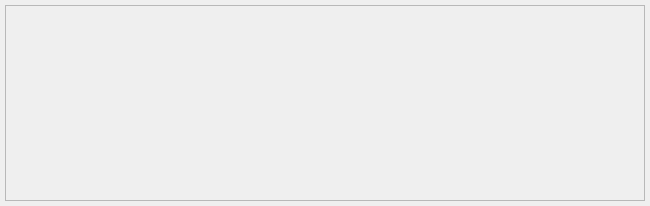
First picture: the form in ui/remix.ui, repository StarixWoS/ReMix, before the edit.
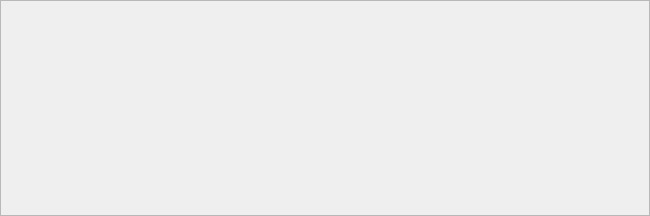
Second picture: the form after the edit.

Patch:
```diff
--- a/ui/remix.ui
+++ b/ui/remix.ui
@@ -7,19 +7,19 @@
     <x>0</x>
     <y>0</y>
     <width>650</width>
-    <height>206</height>
+    <height>216</height>
    </rect>
   </property>
   <property name="minimumSize">
    <size>
     <width>0</width>
-    <height>206</height>
+    <height>216</height>
    </size>
   </property>
   <property name="maximumSize">
    <size>
     <width>16777215</width>
-    <height>355</height>
+    <height>365</height>
    </size>
   </property>
   <property name="windowTitle">
@@ -31,19 +31,19 @@
   <widget class="QWidget" name="centralWidget">
    <layout class="QGridLayout" name="gridLayout">
     <property name="leftMargin">
-     <number>5</number>
+     <number>0</number>
     </property>
     <property name="topMargin">
-     <number>5</number>
+     <number>0</number>
     </property>
     <property name="rightMargin">
-     <number>5</number>
+     <number>0</number>
     </property>
     <property name="bottomMargin">
-     <number>5</number>
+     <number>0</number>
     </property>
     <property name="spacing">
-     <number>5</number>
+     <number>0</number>
     </property>
     <item row="0" column="1">
      <widget class="QFrame" name="frame">
```
